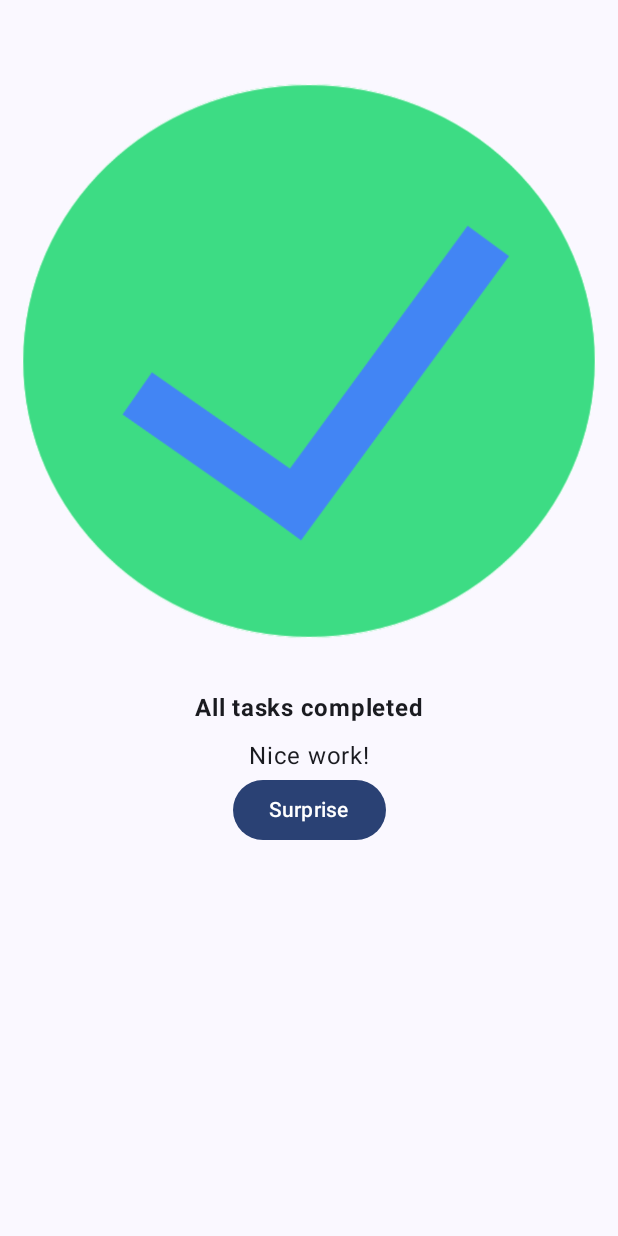
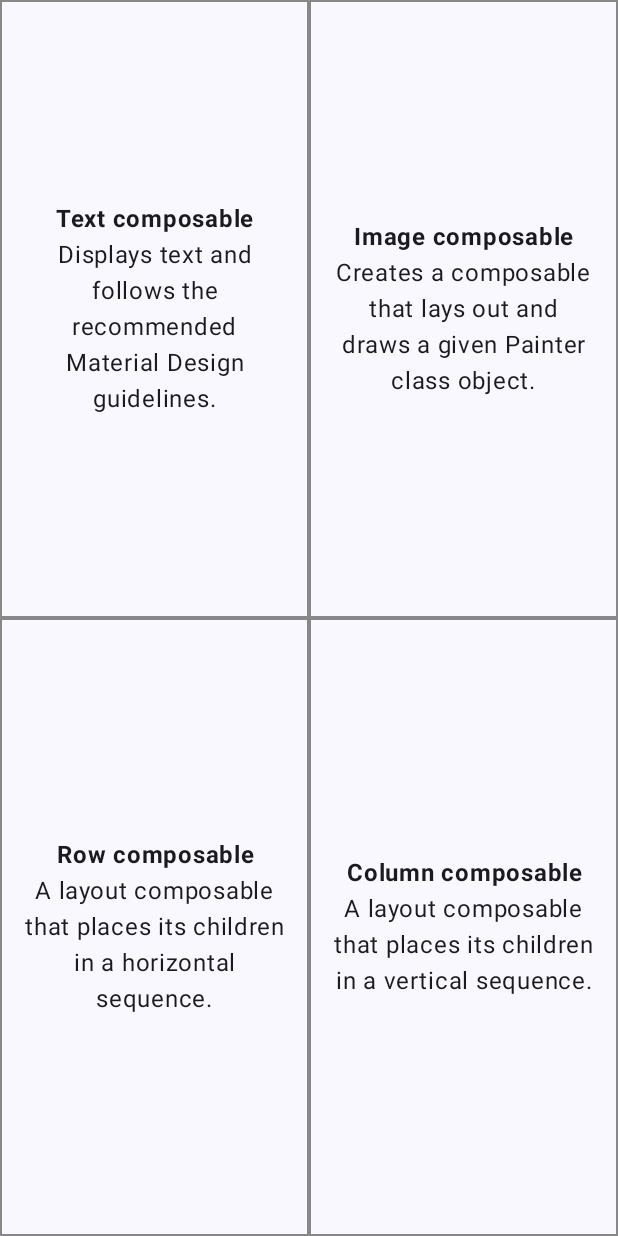
Before and after one commit to Killercavin/AndroidIntroApp, an Android app built with Jetpack Compose: the screen it shows after launch (MainActivity), on a phone screen of 412 x 824 dp. Run offline under Robolectric (Android 15) with nearby library versions, the phone set to English and light mode, and no system bars.

Commit message:
Added a simple composable quadrant

```diff
--- a/app/src/main/java/com/example/androidintroapp/MainActivity.kt
+++ b/app/src/main/java/com/example/androidintroapp/MainActivity.kt
@@ -4,30 +4,24 @@ import android.os.Bundle
 import androidx.activity.ComponentActivity
 import androidx.activity.compose.setContent
 import androidx.activity.enableEdgeToEdge
-import androidx.compose.foundation.Image
+import androidx.compose.foundation.border
+import androidx.compose.foundation.layout.Arrangement
 import androidx.compose.foundation.layout.Column
+import androidx.compose.foundation.layout.Row
 import androidx.compose.foundation.layout.fillMaxSize
 import androidx.compose.foundation.layout.fillMaxWidth
 import androidx.compose.foundation.layout.padding
-import androidx.compose.material3.Button
 import androidx.compose.material3.MaterialTheme
 import androidx.compose.material3.Surface
 import androidx.compose.material3.Text
 import androidx.compose.runtime.Composable
-import androidx.compose.runtime.getValue
-import androidx.compose.runtime.mutableStateOf
-import androidx.compose.runtime.remember
-import androidx.compose.runtime.setValue
 import androidx.compose.ui.Alignment
 import androidx.compose.ui.Modifier
-import androidx.compose.ui.graphics.painter.Painter
-import androidx.compose.ui.res.painterResource
-import androidx.compose.ui.res.stringResource
+import androidx.compose.ui.graphics.Color
 import androidx.compose.ui.text.font.FontWeight
 import androidx.compose.ui.text.style.TextAlign
 import androidx.compose.ui.tooling.preview.Preview
 import androidx.compose.ui.unit.dp
-import androidx.compose.ui.unit.sp
 import com.example.androidintroapp.ui.theme.AndroidIntroAppTheme
 
 class MainActivity : ComponentActivity() {
@@ -37,8 +31,7 @@ class MainActivity : ComponentActivity() {
         setContent {
             AndroidIntroAppTheme {
                 Surface(
-                    modifier = Modifier
-                        .fillMaxSize(),
+                    modifier = Modifier.fillMaxSize(),
                     color = MaterialTheme.colorScheme.background
                 ) {
                     AndroidIntroApp()
@@ -50,70 +43,81 @@ class MainActivity : ComponentActivity() {
 
 @Composable
 fun AndroidIntroApp() {
-    TaskCard(
-        title = stringResource(R.string.title),
-        shortDescription = stringResource(R.string.short_description)
-    )
+    QuadrantScreen()
 }
 
 @Composable
-fun TaskCard(
-    modifier: Modifier = Modifier,
-    title: String,
-    shortDescription: String,
-    imagePainter: Painter = painterResource(R.drawable.ic_task_completed)
-) {
-    Column(
-        modifier = modifier
-            .fillMaxWidth(),
-        horizontalAlignment = Alignment.CenterHorizontally
-    ) {
-        var surpriseWord by remember { mutableStateOf("Surprise") }
-        Image(
-            painter = imagePainter,
-            contentDescription = null,
+fun QuadrantScreen() {
+    Column(Modifier.fillMaxSize()) {
+        // First row
+        Row(
             modifier = Modifier
+                .weight(1f)
                 .fillMaxWidth()
-                .padding(top = 45.dp)
-        )
+        ) {
+            QuadrantItem(
+                title = "Text composable",
+                description = "Displays text and follows the recommended Material Design guidelines.",
+                modifier = Modifier
+                    .weight(1f),
+            )
+            QuadrantItem(
+                title = "Image composable",
+                description = "Creates a composable that lays out and draws a given Painter class object.",
+                modifier = Modifier.weight(1f)
+            )
+        }
 
-        Text(
-            text = title,
-            textAlign = TextAlign.Justify,
-            fontSize = 16.sp,
-            fontWeight = FontWeight.Bold,
+        // Second row
+        Row(
             modifier = Modifier
-                .padding(
-                    top = 24.dp,
-                    bottom = 8.dp
-                )
-        )
-
-        Text(
-            text = shortDescription,
-            textAlign = TextAlign.Justify,
-            modifier = Modifier
-                .padding(
-                    start = 16.dp,
-                    end = 16.dp
-                )
-        )
-
-        Button(
-            onClick = { surpriseWord = "Surprise!" }
+                .weight(1f)
+                .fillMaxWidth()
         ) {
-            Text(text = surpriseWord)
+            QuadrantItem(
+                title = "Row composable",
+                description = "A layout composable that places its children in a horizontal sequence.",
+                modifier = Modifier.weight(1f)
+            )
+            QuadrantItem(
+                title = "Column composable",
+                description = "A layout composable that places its children in a vertical sequence.",
+                modifier = Modifier.weight(1f)
+            )
         }
     }
 }
 
-@Preview(
-    showBackground = true
-)
+@Composable
+fun QuadrantItem(
+    title: String,
+    description: String,
+    modifier: Modifier = Modifier
+) {
+    Column(
+        modifier = modifier
+            .fillMaxSize()
+            .border(1.dp, Color.Gray)
+            .padding(16.dp),
+        horizontalAlignment = Alignment.CenterHorizontally,
+        verticalArrangement = Arrangement.Center
+    ) {
+        Text(
+            text = title,
+            fontWeight = FontWeight.Bold,
+            textAlign = TextAlign.Center
+        )
+        Text(
+            text = description,
+            textAlign = TextAlign.Center
+        )
+    }
+}
+
+@Preview(showBackground = true)
 @Composable
 private fun AndroidIntroPreview() {
-    TaskCard(
-        title = stringResource(R.string.title),
-        shortDescription = stringResource(R.string.short_description)
-    )
+    AndroidIntroAppTheme {
+        QuadrantScreen()
+    }
 }
--- a/app/src/main/res/values/strings.xml
+++ b/app/src/main/res/values/strings.xml
@@ -1,5 +1,11 @@
 <resources>
     <string name="app_name">AndroidIntroApp</string>
-    <string name="title">All tasks completed</string>
-    <string name="short_description">Nice work!</string>
+    <string name="text_composable">Text Composable</string>
+    <string name="text_composable_description">Displays text and follows the recommended Material Design guidelines.</string>
+    <string name="image_composable">Image Composable</string>
+    <string name="image_composable_description">Creates a composable that lays out and draws a given Painter class object.</string>
+    <string name="row_composable">Row Composable</string>
+    <string name="row_composable_description">A layout composable that places its children in a horizontal sequence.</string>
+    <string name="column_composable">Column Composable</string>
+    <string name="column_composable_description">A layout composable that places its children in a vertical sequence.</string>
 </resources>
--- a/gradle/libs.versions.toml
+++ b/gradle/libs.versions.toml
@@ -1,5 +1,5 @@
 [versions]
-agp = "8.12.0"
+agp = "8.12.1"
 kotlin = "2.0.21"
 coreKtx = "1.16.0"
 junit = "4.13.2"
```
